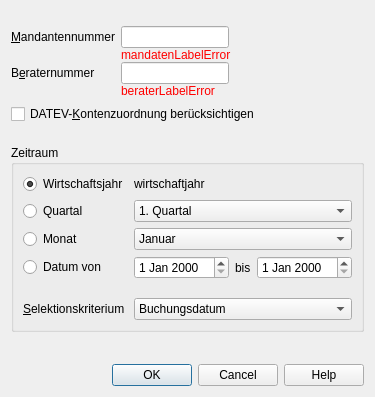
This is Datev/ch.banana.filter.export.datev.buchungsstapel.dialog.ui in BananaAccounting/Germany as Qt 5 draws it before an edit. The edited form follows.
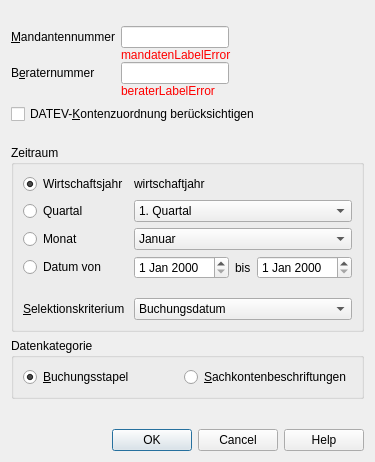
This is the edited form.

Commit message: Added Export Sachkontenbeschriftungen

What changed in the file:
```diff
--- a/Datev/ch.banana.filter.export.datev.buchungsstapel.dialog.ui
+++ b/Datev/ch.banana.filter.export.datev.buchungsstapel.dialog.ui
@@ -7,13 +7,13 @@
     <x>0</x>
     <y>0</y>
     <width>355</width>
-    <height>397</height>
+    <height>462</height>
    </rect>
   </property>
   <property name="windowTitle">
    <string notr="true">DATEV Export</string>
   </property>
-  <layout class="QVBoxLayout" name="verticalLayout_2">
+  <layout class="QVBoxLayout" name="verticalLayout_3">
    <item>
     <spacer name="verticalSpacer_5">
      <property name="orientation">
@@ -603,6 +603,36 @@
      </layout>
     </widget>
    </item>
+   <item>
+    <widget class="QGroupBox" name="kategorieGroupBox">
+     <property name="title">
+      <string>Datenkategorie</string>
+     </property>
+     <layout class="QVBoxLayout" name="verticalLayout_2">
+      <item>
+       <layout class="QHBoxLayout" name="horizontalLayout_4">
+        <item>
+         <widget class="QRadioButton" name="buchungenRadioButton">
+          <property name="text">
+           <string>&amp;Buchungsstapel</string>
+          </property>
+          <property name="checked">
+           <bool>true</bool>
+          </property>
+         </widget>
+        </item>
+        <item>
+         <widget class="QRadioButton" name="kontenRadioButton">
+          <property name="text">
+           <string>&amp;Sachkontenbeschriftungen</string>
+          </property>
+         </widget>
+        </item>
+       </layout>
+      </item>
+     </layout>
+    </widget>
+   </item>
    <item>
     <spacer name="verticalSpacer">
      <property name="orientation">
```
Left out of the diff: 4 changed lines with no effect on the pictures. The commit also changes 2 other files.
